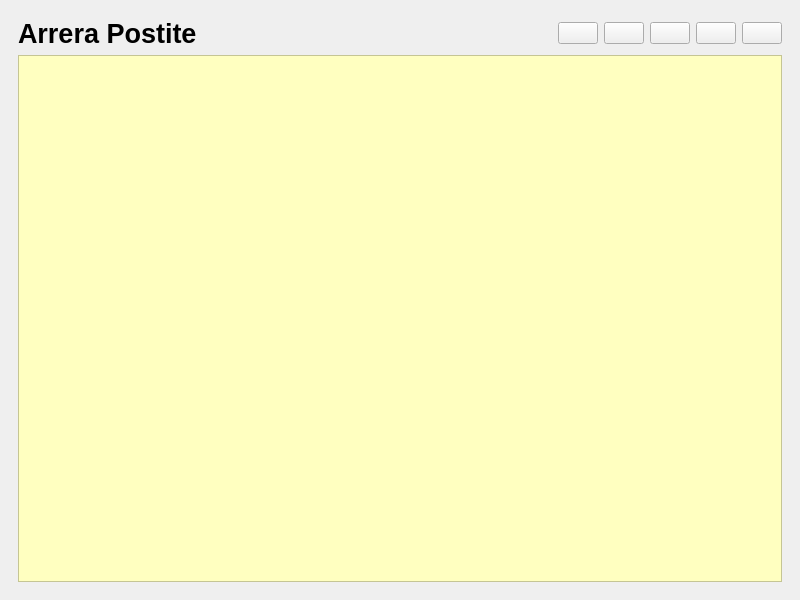
Qt form cuiapostite.ui (Arrera-Software/Arrera-Postite) before a commit.
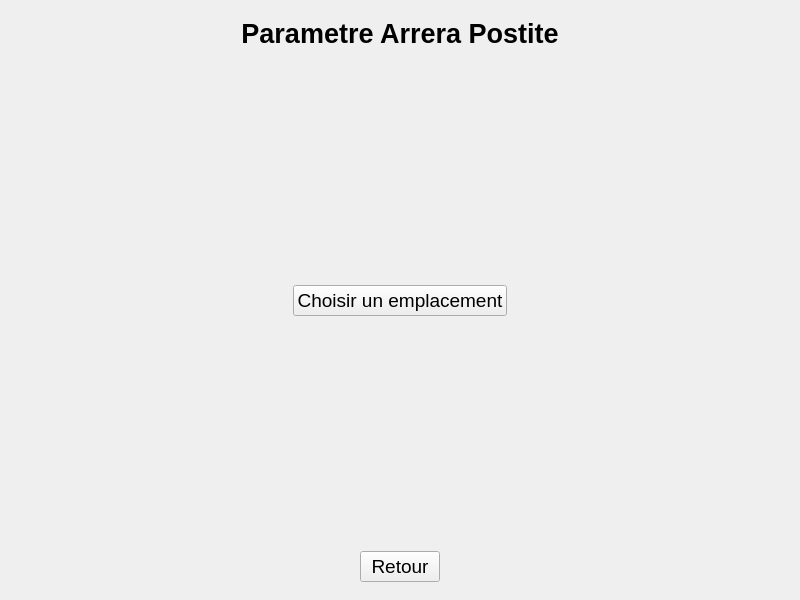
The same form after that commit. The open tabs and pages were chosen to show the change. Icons and pictures are not drawn.

Commit message: Ajout des parametre

Diff of the .ui file:
```diff
--- a/cuiapostite.ui
+++ b/cuiapostite.ui
@@ -147,7 +147,162 @@
         </item>
        </layout>
       </widget>
-      <widget class="QWidget" name="page_2"/>
+      <widget class="QWidget" name="para">
+       <layout class="QVBoxLayout" name="verticalLayout_3">
+        <item>
+         <widget class="QLabel" name="label_2">
+          <property name="font">
+           <font>
+            <pointsize>20</pointsize>
+            <bold>true</bold>
+           </font>
+          </property>
+          <property name="text">
+           <string>Parametre Arrera Postite</string>
+          </property>
+          <property name="alignment">
+           <set>Qt::AlignmentFlag::AlignCenter</set>
+          </property>
+         </widget>
+        </item>
+        <item>
+         <spacer name="verticalSpacer_4">
+          <property name="orientation">
+           <enum>Qt::Orientation::Vertical</enum>
+          </property>
+          <property name="sizeHint" stdset="0">
+           <size>
+            <width>20</width>
+            <height>40</height>
+           </size>
+          </property>
+         </spacer>
+        </item>
+        <item>
+         <spacer name="verticalSpacer_2">
+          <property name="orientation">
+           <enum>Qt::Orientation::Vertical</enum>
+          </property>
+          <property name="sizeHint" stdset="0">
+           <size>
+            <width>20</width>
+            <height>40</height>
+           </size>
+          </property>
+         </spacer>
+        </item>
+        <item>
+         <layout class="QHBoxLayout" name="horizontalLayout_3">
+          <item>
+           <spacer name="horizontalSpacer_2">
+            <property name="orientation">
+             <enum>Qt::Orientation::Horizontal</enum>
+            </property>
+            <property name="sizeHint" stdset="0">
+             <size>
+              <width>40</width>
+              <height>20</height>
+             </size>
+            </property>
+           </spacer>
+          </item>
+          <item>
+           <widget class="QPushButton" name="IDC_SETEMPLACEMENT">
+            <property name="font">
+             <font>
+              <pointsize>14</pointsize>
+             </font>
+            </property>
+            <property name="text">
+             <string>Choisir un emplacement</string>
+            </property>
+           </widget>
+          </item>
+          <item>
+           <spacer name="horizontalSpacer_3">
+            <property name="orientation">
+             <enum>Qt::Orientation::Horizontal</enum>
+            </property>
+            <property name="sizeHint" stdset="0">
+             <size>
+              <width>40</width>
+              <height>20</height>
+             </size>
+            </property>
+           </spacer>
+          </item>
+         </layout>
+        </item>
+        <item>
+         <spacer name="verticalSpacer">
+          <property name="orientation">
+           <enum>Qt::Orientation::Vertical</enum>
+          </property>
+          <property name="sizeHint" stdset="0">
+           <size>
+            <width>20</width>
+            <height>40</height>
+           </size>
+          </property>
+         </spacer>
+        </item>
+        <item>
+         <spacer name="verticalSpacer_3">
+          <property name="orientation">
+           <enum>Qt::Orientation::Vertical</enum>
+          </property>
+          <property name="sizeHint" stdset="0">
+           <size>
+            <width>20</width>
+            <height>40</height>
+           </size>
+          </property>
+         </spacer>
+        </item>
+        <item>
+         <layout class="QHBoxLayout" name="horizontalLayout_2">
+          <item>
+           <spacer name="horizontalSpacer_4">
+            <property name="orientation">
+             <enum>Qt::Orientation::Horizontal</enum>
+            </property>
+            <property name="sizeHint" stdset="0">
+             <size>
+              <width>40</width>
+              <height>20</height>
+             </size>
+            </property>
+           </spacer>
+          </item>
+          <item>
+           <widget class="QPushButton" name="IDC_RETOUR">
+            <property name="font">
+             <font>
+              <pointsize>14</pointsize>
+             </font>
+            </property>
+            <property name="text">
+             <string>Retour</string>
+            </property>
+           </widget>
+          </item>
+          <item>
+           <spacer name="horizontalSpacer_5">
+            <property name="orientation">
+             <enum>Qt::Orientation::Horizontal</enum>
+            </property>
+            <property name="sizeHint" stdset="0">
+             <size>
+              <width>40</width>
+              <height>20</height>
+             </size>
+            </property>
+           </spacer>
+          </item>
+         </layout>
+        </item>
+       </layout>
+      </widget>
      </widget>
     </item>
    </layout>
```
Left out of the diff: 4 changed lines with no effect on the pictures. The commit also changes 7 other files.
